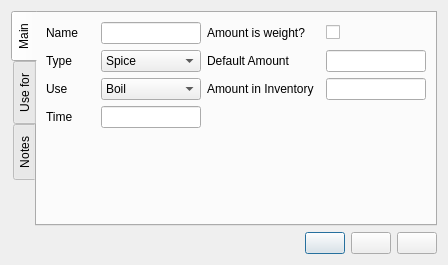
Above: ui/miscEditor.ui from Brewken/brewken before the change. Below: the same form after it.
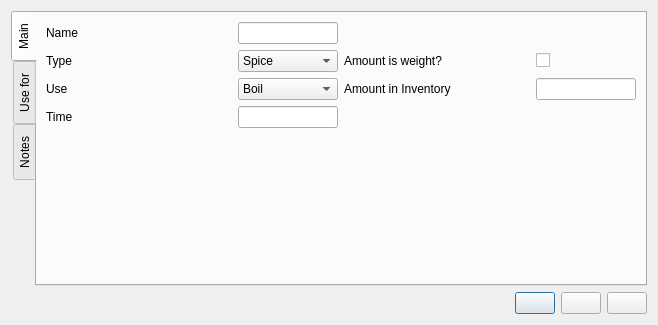
That is the form after the change. Icons and pictures are not drawn. Custom widgets are drawn as their Qt base class.

Commit message: Remove Default Amount field from several editors

Patch:
```diff
--- a/ui/miscEditor.ui
+++ b/ui/miscEditor.ui
@@ -6,8 +6,8 @@
    <rect>
     <x>0</x>
     <y>0</y>
-    <width>448</width>
-    <height>265</height>
+    <width>658</width>
+    <height>325</height>
    </rect>
   </property>
   <property name="windowTitle">
@@ -61,22 +61,6 @@
          </property>
         </widget>
        </item>
-       <item row="0" column="4">
-        <widget class="QCheckBox" name="checkBox_isWeight">
-         <property name="sizePolicy">
-          <sizepolicy hsizetype="Minimum" vsizetype="Fixed">
-           <horstretch>0</horstretch>
-           <verstretch>0</verstretch>
-          </sizepolicy>
-         </property>
-         <property name="toolTip">
-          <string>Checked if the given amount is weight instead of volume</string>
-         </property>
-         <property name="text">
-          <string/>
-         </property>
-        </widget>
-       </item>
        <item row="2" column="0">
         <widget class="QLabel" name="label_type">
          <property name="sizePolicy">
@@ -250,25 +234,6 @@
          </property>
         </widget>
        </item>
-       <item row="0" column="2" colspan="2">
-        <widget class="QLabel" name="label_isWeight">
-         <property name="sizePolicy">
-          <sizepolicy hsizetype="Expanding" vsizetype="Preferred">
-           <horstretch>0</horstretch>
-           <verstretch>0</verstretch>
-          </sizepolicy>
-         </property>
-         <property name="toolTip">
-          <string>Check it if the amount listed is in kg instead of L.</string>
-         </property>
-         <property name="text">
-          <string>Amount is weight?</string>
-         </property>
-         <property name="buddy">
-          <cstring>checkBox_isWeight</cstring>
-         </property>
-        </widget>
-       </item>
        <item row="6" column="1">
         <spacer name="verticalSpacer">
          <property name="orientation">
@@ -282,53 +247,6 @@
          </property>
         </spacer>
        </item>
-       <item row="2" column="2">
-        <widget class="BtMixedLabel" name="label_amount">
-         <property name="sizePolicy">
-          <sizepolicy hsizetype="Expanding" vsizetype="Fixed">
-           <horstretch>0</horstretch>
-           <verstretch>0</verstretch>
-          </sizepolicy>
-         </property>
-         <property name="contextMenuPolicy">
-          <enum>Qt::CustomContextMenu</enum>
-         </property>
-         <property name="text">
-          <string>Default Amount</string>
-         </property>
-         <property name="buddy">
-          <cstring>lineEdit_amount</cstring>
-         </property>
-        </widget>
-       </item>
-       <item row="2" column="4">
-        <widget class="BtMixedEdit" name="lineEdit_amount">
-         <property name="sizePolicy">
-          <sizepolicy hsizetype="Fixed" vsizetype="Fixed">
-           <horstretch>100</horstretch>
-           <verstretch>0</verstretch>
-          </sizepolicy>
-         </property>
-         <property name="minimumSize">
-          <size>
-           <width>100</width>
-           <height>0</height>
-          </size>
-         </property>
-         <property name="maximumSize">
-          <size>
-           <width>100</width>
-           <height>16777215</height>
-          </size>
-         </property>
-         <property name="toolTip">
-          <string>Amount</string>
-         </property>
-         <property name="editField" stdset="0">
-          <string notr="true">amount</string>
-         </property>
-        </widget>
-       </item>
        <item row="4" column="2">
         <widget class="BtMixedLabel" name="label_inventory">
          <property name="contextMenuPolicy">
@@ -364,6 +282,41 @@
          </property>
         </widget>
        </item>
+       <item row="2" column="2">
+        <widget class="QLabel" name="label_isWeight">
+         <property name="sizePolicy">
+          <sizepolicy hsizetype="Expanding" vsizetype="Preferred">
+           <horstretch>0</horstretch>
+           <verstretch>0</verstretch>
+          </sizepolicy>
+         </property>
+         <property name="toolTip">
+          <string>Check it if the amount listed is in kg instead of L.</string>
+         </property>
+         <property name="text">
+          <string>Amount is weight?</string>
+         </property>
+         <property name="buddy">
+          <cstring>checkBox_isWeight</cstring>
+         </property>
+        </widget>
+       </item>
+       <item row="2" column="4">
+        <widget class="QCheckBox" name="checkBox_isWeight">
+         <property name="sizePolicy">
+          <sizepolicy hsizetype="Minimum" vsizetype="Fixed">
+           <horstretch>0</horstretch>
+           <verstretch>0</verstretch>
+          </sizepolicy>
+         </property>
+         <property name="toolTip">
+          <string>Checked if the given amount is weight instead of volume</string>
+         </property>
+         <property name="text">
+          <string/>
+         </property>
+        </widget>
+       </item>
       </layout>
      </widget>
      <widget class="QWidget" name="tab_usefor">
```
Left out of the diff: 34 changed lines with no effect on the pictures. The commit also changes 7 other files.
